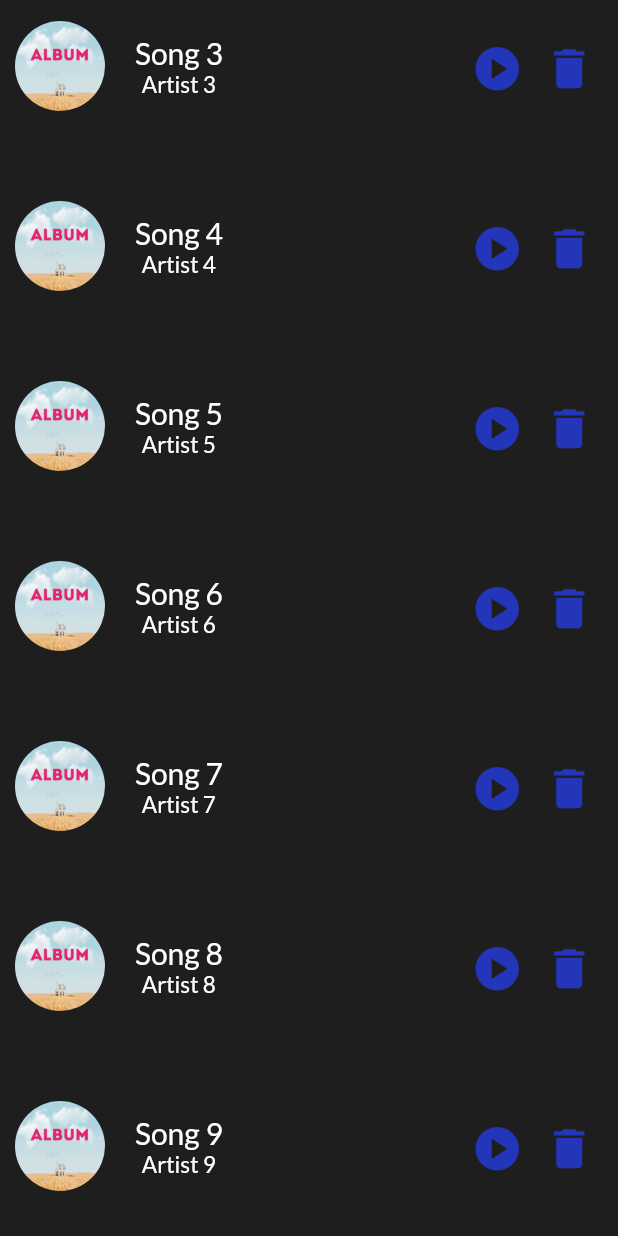
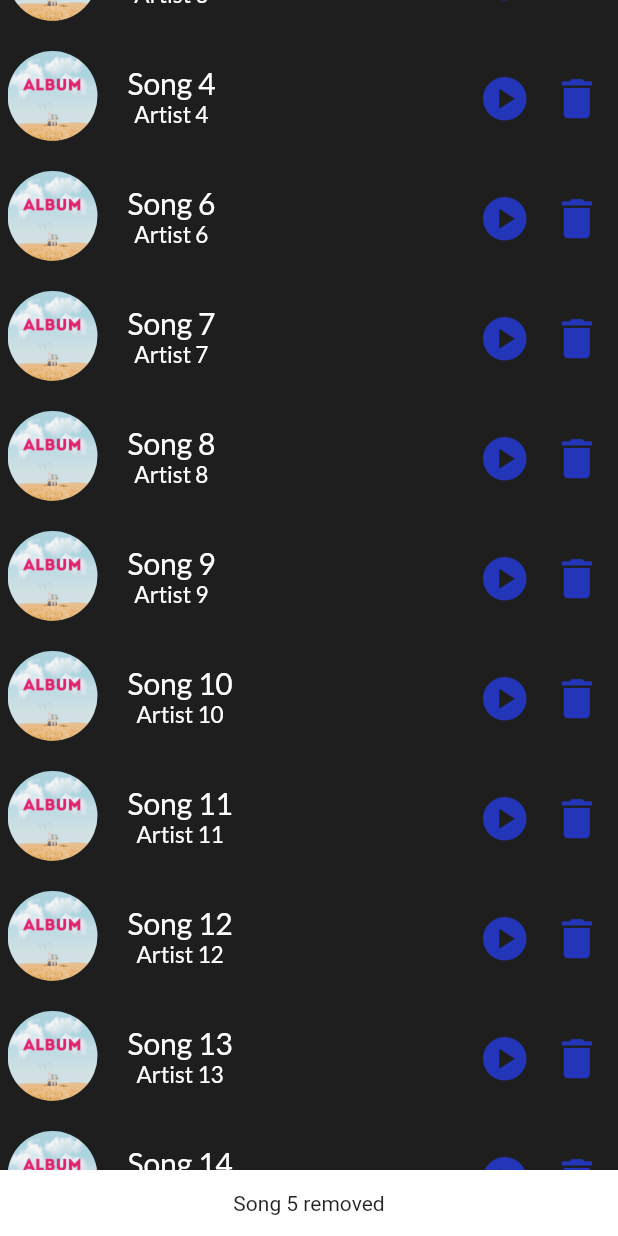
Before and after one commit to Samanrb/Internet_Radio_App, a Flutter app: the Music_List widget shown alone on an empty page, opened directly, scrolled down 376 dp, after a tap on the "delete" icon, on a phone screen of 412 x 824 dp. Run offline on Flutter 3.47's test engine with Material 2 defaults, Android fonts, the phone set to English and light mode, and no system bars; our stand-ins replace animated_notch_bottom_bar, bloc, flutter_bloc, flutter_pw_validator, google_fonts; missing offline and left inert: dart:ffi; generated files the repository leaves out were written again.

Commit message:
simple music list added (its remove item should be changed)

```diff
--- a/App_project/Flutter_app/flutter_internet_app/lib/Variables.dart
+++ b/App_project/Flutter_app/flutter_internet_app/lib/Variables.dart
@@ -173,6 +173,6 @@ class Musics {
   Musics(this.title, this.artist, this.filePathPath);
 }
 
-List<Musics> musicList = List.generate(10, (index) {
-  return Musics("Song $index", "Artist $index", "path: $index");
-});
+// List<Musics> musicList = List.generate(10, (index) {
+//   return Musics("Song $index", "Artist $index", "path: $index");
+// });
--- a/App_project/Flutter_app/flutter_internet_app/lib/home_page.dart
+++ b/App_project/Flutter_app/flutter_internet_app/lib/home_page.dart
@@ -1,4 +1,4 @@
-// ignore_for_file: camel_case_types, unused_import, unused_local_variable, prefer_const_literals_to_create_immutables, prefer_const_constructors, unused_field, no_leading_underscores_for_local_identifiers, unused_element
+// ignore_for_file: camel_case_types, unused_import, unused_local_variable, prefer_const_literals_to_create_immutables, prefer_const_constructors, unused_field, no_leading_underscores_for_local_identifiers, unused_element, non_constant_identifier_names
 
 import 'dart:ffi';
 import 'dart:io';
@@ -114,7 +114,7 @@ class _HomeScreen_pageState extends State<HomeScreen_page> {
             SizedBox(
               height: 20,
             ),
-            //Music_List()
+            Expanded(child: Music_List())
           ],
         ),
       ),
@@ -123,8 +123,19 @@ class _HomeScreen_pageState extends State<HomeScreen_page> {
   }
 }
 
-class Music_List extends StatelessWidget {
-  const Music_List({super.key});
+class Music_List extends StatefulWidget {
+  const Music_List({
+    super.key,
+  });
+
+  @override
+  State<Music_List> createState() => _Music_ListState();
+}
+
+class _Music_ListState extends State<Music_List> {
+  List<Musics> musicList = List.generate(15, (index) {
+    return Musics("Song $index", "Artist $index", "path: $index");
+  });
 
   @override
   Widget build(BuildContext context) {
@@ -133,9 +144,9 @@ class Music_List extends StatelessWidget {
       itemBuilder: (context, index) {
         final music = musicList[index];
         return Padding(
-          padding: const EdgeInsets.all(10.0),
+          padding: const EdgeInsets.all(5.0),
           child: SizedBox(
-            height: 100,
+            height: 70,
             child: Row(
               mainAxisAlignment: MainAxisAlignment.start,
               crossAxisAlignment: CrossAxisAlignment.center,
@@ -176,7 +187,16 @@ class Music_List extends StatelessWidget {
                     size: 35,
                     color: MyAppColors().primaryColor,
                   ),
-                  onPressed: () {},
+                  onPressed: () {
+                    debugPrint('should delete song $index');
+                    setState(() {
+                      musicList.remove(musicList[index]);
+                    });
+                    ScaffoldMessenger.of(context).showSnackBar(SnackBar(
+                        duration: Duration(seconds: 2),
+                        content:
+                            Center(child: Text('${music.title} removed'))));
+                  },
                 ),
               ],
             ),
```
